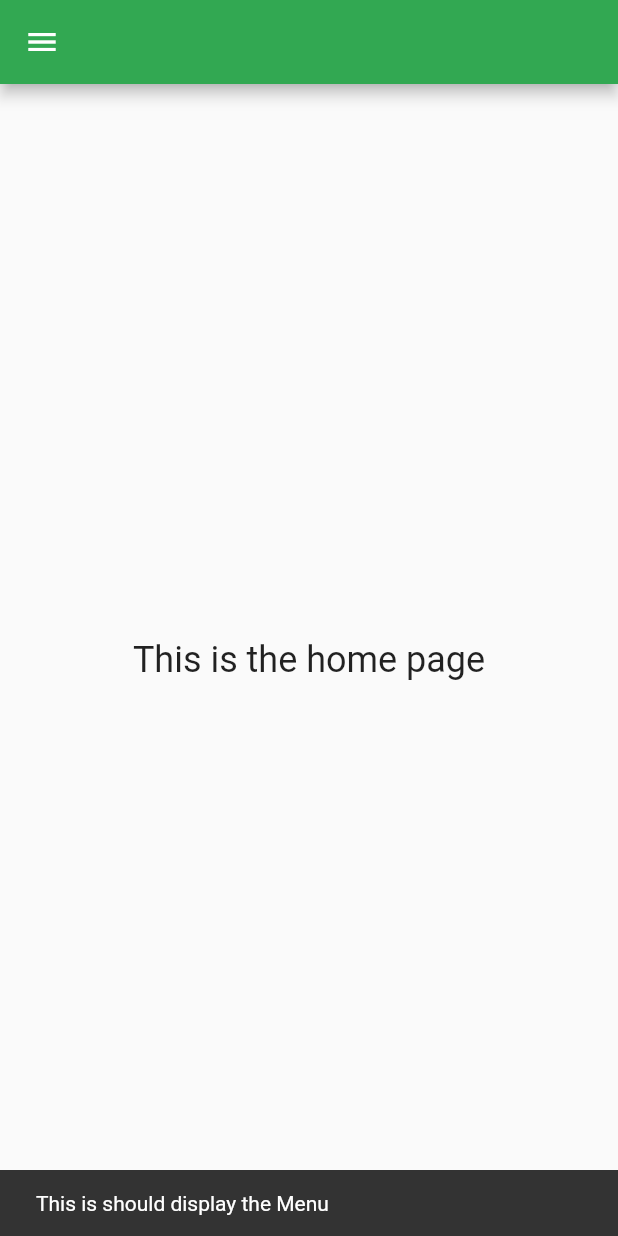
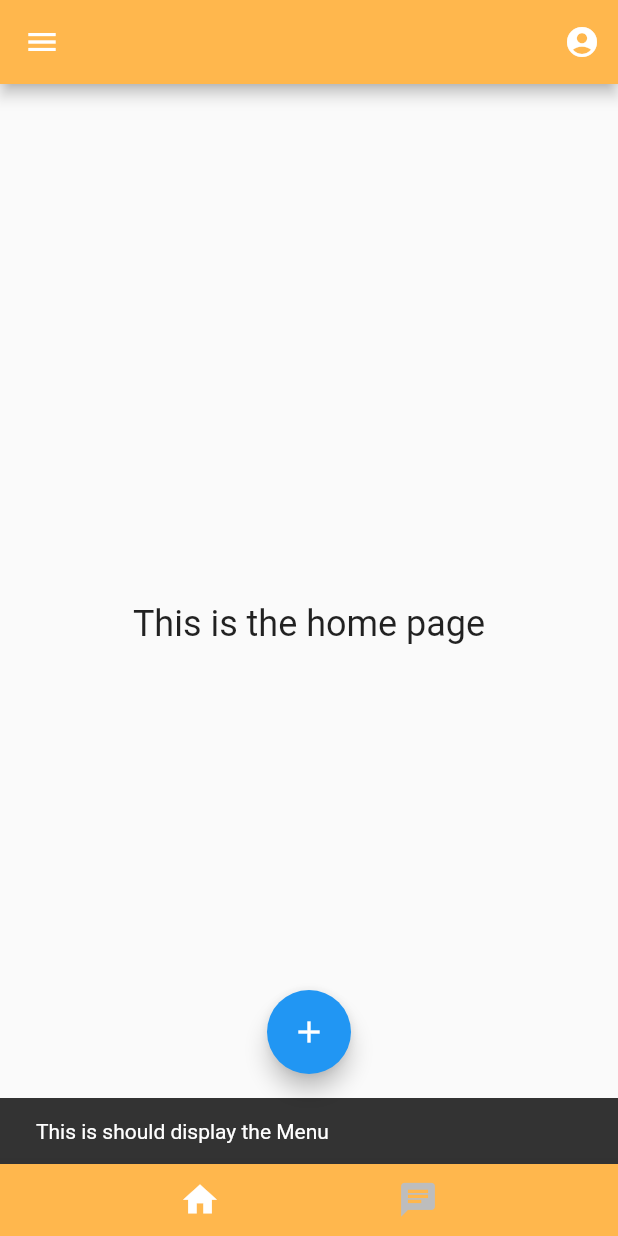
Before and after one commit to sdu-mp-21/daily-challenge-app-tracker, a Flutter app: the screen it shows after launch, after a tap on the "menu" icon, on a phone screen of 412 x 824 dp. Run offline on Flutter 3.47's test engine with Material 2 defaults, Android fonts, the phone set to English and light mode, and no system bars.

Commit message:
design only

```diff
--- /dev/null
+++ b/lib/app_bar.dart
@@ -0,0 +1,32 @@
+import 'package:flutter/material.dart';
+import 'package:flutter/cupertino.dart';
+
+class GeneralAppBar extends StatelessWidget with PreferredSizeWidget {
+  const GeneralAppBar({Key? key}) : super(key: key);
+
+  @override
+  Widget build(BuildContext context) {
+    return AppBar(
+      backgroundColor: Colors.orange.shade300,
+      leading: IconButton(
+        icon: const Icon(Icons.menu),
+        tooltip: 'Show the Menu',
+        onPressed: () {
+          ScaffoldMessenger.of(context).showSnackBar(
+              const SnackBar(content: Text('This is should display the Menu')));
+        },
+      ),
+      actions: [
+        IconButton(
+            onPressed: () {
+              ScaffoldMessenger.of(context).showSnackBar(const SnackBar(
+                  content: Text('This is should display the account info')));
+            },
+            icon: const Icon(Icons.account_circle))
+      ],
+    );
+  }
+
+  @override
+  Size get preferredSize => const Size.fromHeight(kToolbarHeight);
+}
--- /dev/null
+++ b/lib/bottom_bar.dart
@@ -0,0 +1,39 @@
+import 'package:flutter/cupertino.dart';
+import 'package:flutter/material.dart';
+
+class GeneralBottomBar extends StatelessWidget {
+  const GeneralBottomBar({Key? key}) : super(key: key);
+
+  @override
+  Widget build(BuildContext context) {
+    return BottomAppBar(
+      notchMargin: 5.0,
+      color: Colors.orange.shade300,
+      child: Container(
+        margin: const EdgeInsets.only(left: 12.0, right: 12.0),
+        child: Row(
+          mainAxisSize: MainAxisSize.max,
+          mainAxisAlignment: MainAxisAlignment.spaceEvenly,
+          children: <Widget>[
+            IconButton(
+              //update the bottom app bar view each time an item is clicked
+              onPressed: () {},
+              iconSize: 27.0,
+              icon: Icon(Icons.home,
+                  //darken the icon if it is selected or else give it a different color
+                  color: Colors.white),
+            ),
+            IconButton(
+              //update the bottom app bar view each time an item is clicked
+              onPressed: () {},
+              iconSize: 27.0,
+              icon: Icon(Icons.chat,
+                  //darken the icon if it is selected or else give it a different color
+                  color: Colors.grey.shade400),
+            )
+          ],
+        ),
+      ),
+    );
+  }
+}
--- a/lib/main.dart
+++ b/lib/main.dart
@@ -2,11 +2,13 @@ import 'package:flutter/material.dart';
 import 'main_page.dart';
 
 void main() {
-  runApp(MyApp());
+  runApp(const MyApp());
 }
 
 class MyApp extends StatelessWidget {
   static const String _title = '21 days Challenge';
+
+  const MyApp({Key? key}) : super(key: key);
   @override
   Widget build(BuildContext context) {
     return const MaterialApp(
--- a/lib/main_page.dart
+++ b/lib/main_page.dart
@@ -1,3 +1,5 @@
+import 'app_bar.dart';
+import 'bottom_bar.dart';
 import 'package:flutter/cupertino.dart';
 import 'package:flutter/material.dart';
 
@@ -7,25 +9,21 @@ class MainPage extends StatelessWidget {
 
   @override
   Widget build(BuildContext context) {
-    return Scaffold(
-      appBar: AppBar(
-        backgroundColor: Color.fromRGBO(50, 168, 82, 1),
-        leading: IconButton(
-          icon: const Icon(Icons.menu),
-          tooltip: 'Show the Menu',
-          onPressed: () {
-            ScaffoldMessenger.of(context).showSnackBar(const SnackBar(
-                content: Text('This is should display the Menu')));
-          },
-        ),
-        actions: [],
-      ),
-      body: const Center(
+    return const Scaffold(
+      appBar: GeneralAppBar(),
+      body: Center(
         child: Text(
           'This is the home page',
           style: TextStyle(fontSize: 24),
         ),
       ),
+      floatingActionButtonLocation: FloatingActionButtonLocation.centerDocked,
+      floatingActionButton: FloatingActionButton(
+        tooltip: "Centre FAB",
+        onPressed: null,
+        child: Icon(Icons.add),
+      ),
+      bottomNavigationBar: GeneralBottomBar(),
     );
   }
 }
```
